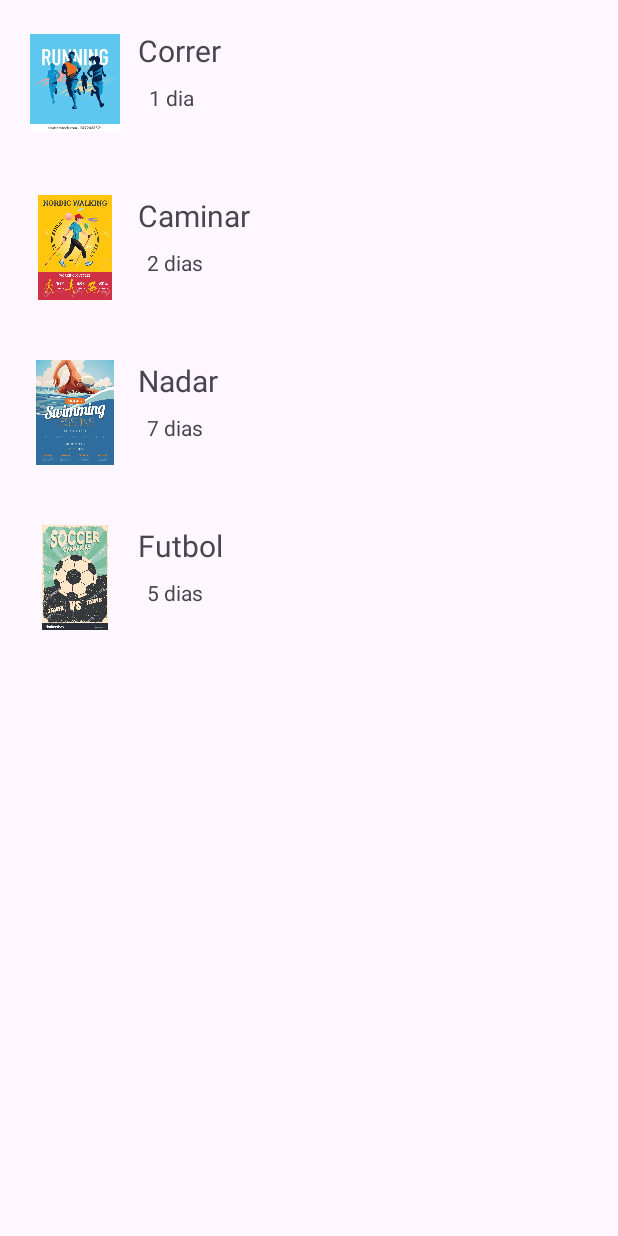
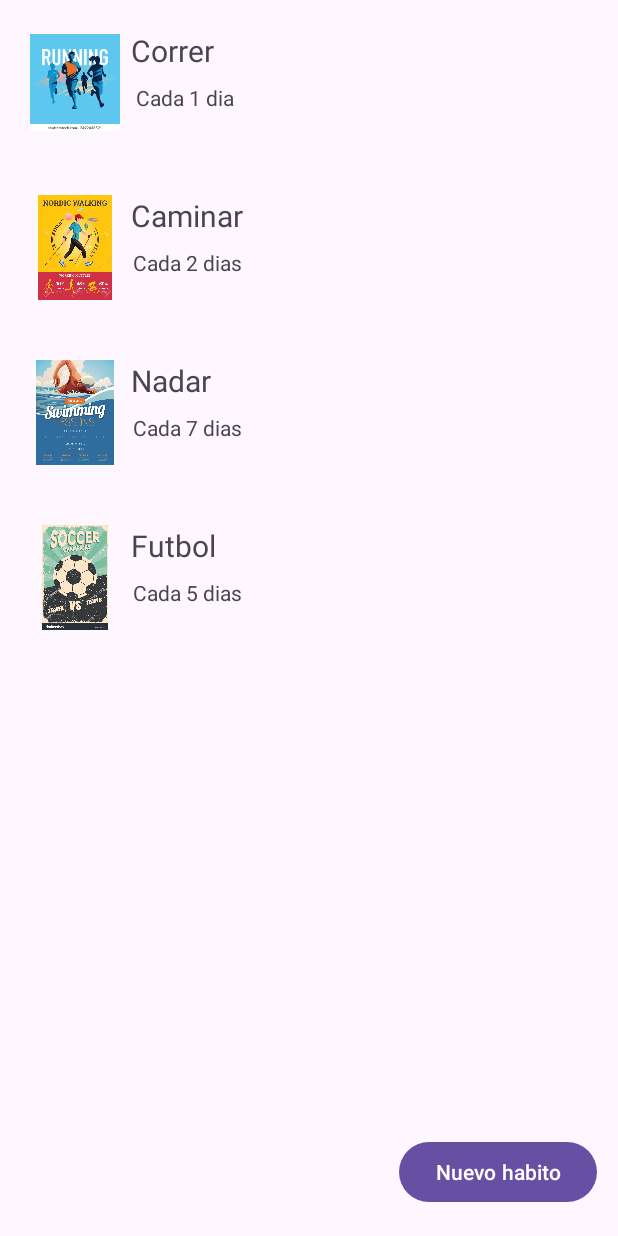
Before and after one commit to LilXhan/project-udh-ap, an Android app: the screen it shows after launch (MainActivity), on a phone screen of 412 x 824 dp. Run offline under Robolectric (Android 15) with nearby library versions, the phone set to English and light mode, and no system bars.

Commit message:
add create and retrieve activitys

```diff
--- a/app/src/main/java/com/example/proyecto_udh_am/RecyclerAdapter.java
+++ b/app/src/main/java/com/example/proyecto_udh_am/RecyclerAdapter.java
@@ -1,5 +1,6 @@
 package com.example.proyecto_udh_am;
 
+import android.content.Intent;
 import android.graphics.drawable.Drawable;
 import android.util.Log;
 import android.view.LayoutInflater;
@@ -37,7 +38,7 @@
     @Override
     public void onBindViewHolder(@NonNull ViewHolder holder, int position) {
         holder.textView1.setText(listaHabitos.get(position).getNombre());
-        holder.textView2.setText(listaHabitos.get(position).getFrecuencia());
+        holder.textView2.setText("Cada " + listaHabitos.get(position).getFrecuencia());
 
         int posterId = listaHabitos.get(position).getPoster();
 
@@ -71,8 +72,8 @@
             Toast.makeText(v.getContext(),
                     listaHabitos.get(getAdapterPosition()).getNombre(),
                     Toast.LENGTH_LONG).show();
-            // Intent intent = new Intent(v.getContext(), MainActivity2.class);
-            // v.getContext().startActivity(intent);
+            Intent intent = new Intent(v.getContext(), MostrarHabito.class);
+            v.getContext().startActivity(intent);
         }
     }
 }
--- a/app/src/main/res/layout/activity_main.xml
+++ b/app/src/main/res/layout/activity_main.xml
@@ -14,4 +14,17 @@
         app:layout_constraintStart_toStartOf="parent"
         app:layout_constraintTop_toTopOf="parent" />
 
+    <Button
+        android:id="@+id/button"
+        android:layout_width="wrap_content"
+        android:layout_height="wrap_content"
+        android:text="Nuevo habito"
+        android:onClick="nuevoHabito"
+        app:layout_constraintBottom_toBottomOf="parent"
+        app:layout_constraintEnd_toEndOf="@+id/miVista"
+        app:layout_constraintHorizontal_bias="0.95"
+        app:layout_constraintStart_toStartOf="parent"
+        app:layout_constraintTop_toTopOf="parent"
+        app:layout_constraintVertical_bias="0.976" />
+
 </androidx.constraintlayout.widget.ConstraintLayout>
--- a/app/src/main/res/layout/lista_items.xml
+++ b/app/src/main/res/layout/lista_items.xml
@@ -23,7 +23,7 @@
         android:id="@+id/textView1"
         android:layout_width="wrap_content"
         android:layout_height="wrap_content"
-        android:layout_marginStart="92dp"
+        android:layout_marginStart="87dp"
         android:layout_marginTop="20dp"
         android:text="TextView"
         android:textSize="20sp"
@@ -38,7 +38,7 @@
         android:layout_marginTop="8dp"
         android:text="TextView"
         app:layout_constraintEnd_toEndOf="parent"
-        app:layout_constraintHorizontal_bias="0.241"
+        app:layout_constraintHorizontal_bias="0.239"
         app:layout_constraintStart_toStartOf="parent"
         app:layout_constraintTop_toBottomOf="@+id/textView1" />
 
```
Also changed, not shown: app/src/main/AndroidManifest.xml (+5 -2 lines), app/src/main/java/com/example/proyecto_udh_am/CrearHabito.java (added, +24 -0 lines), app/src/main/java/com/example/proyecto_udh_am/MainActivity.java (+9 -0 lines), app/src/main/java/com/example/proyecto_udh_am/MostrarHabito.java (added, +24 -0 lines), app/src/main/res/layout/activity_crear_habito.xml (added, +10 -0 lines), app/src/main/res/layout/activity_mostrar_habito.xml (added, +10 -0 lines).
